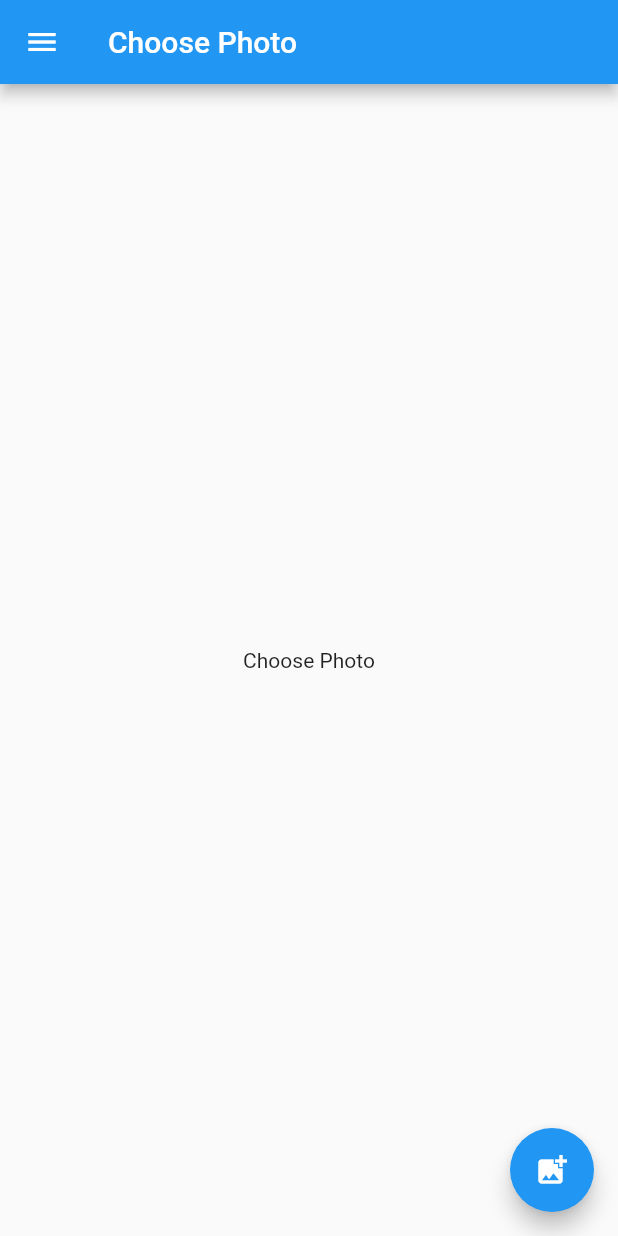
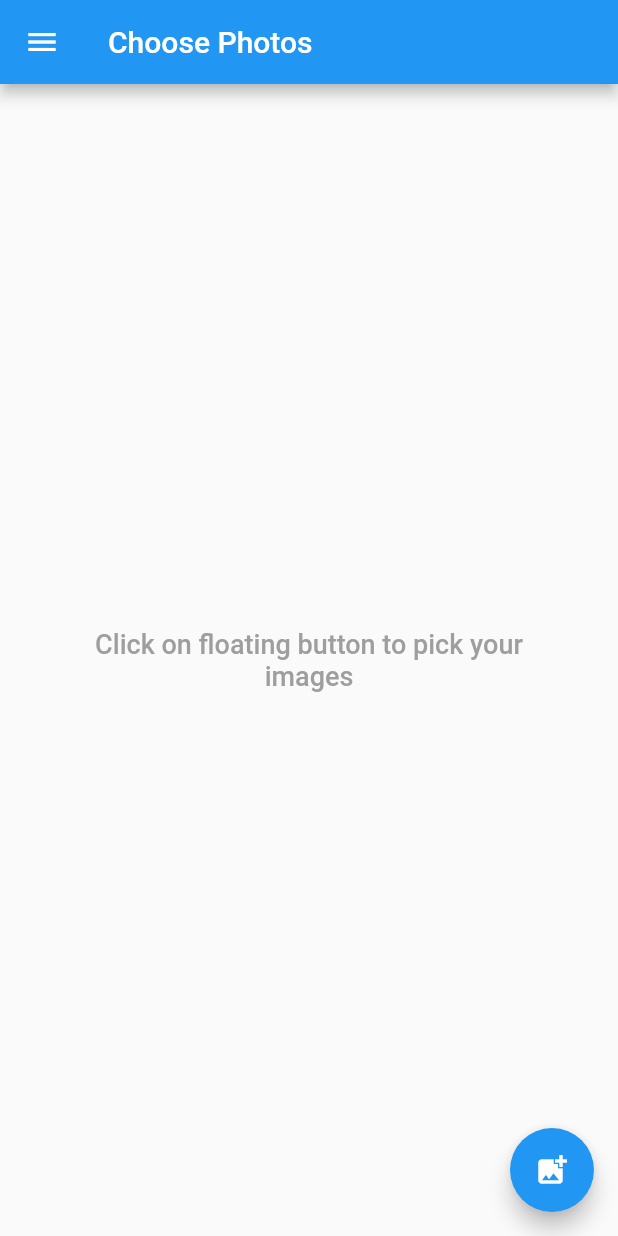
Before and after one commit to MichaelDark/course-work-classy, a Flutter app: the screen it shows after launch, in the side drawer, after a tap on the "add photo alternate" icon, on a phone screen of 412 x 824 dp. Run offline on Flutter 3.47's test engine with Material 2 defaults, Android fonts, the light colour scheme and no system bars; our stand-ins replace image_picker.

Commit message:
add results page markup

```diff
--- a/Classy.Mobile/lib/locale/strings.dart
+++ b/Classy.Mobile/lib/locale/strings.dart
@@ -5,7 +5,18 @@ class Strings {
   Strings.of(this.context);
 
   String get appName => 'Classy';
-  String get choosePhoto => 'Choose Photo';
+  String get classText => 'Class';
+
+  String get donateForCoffee => 'Donate for Coffee';
+  String get classifyPhotos => 'Classify Photos';
+  String get savedClassifies => 'Saved Classifies';
+
+  String get choosePhoto => 'Choose Photos';
+  String get clickOnFloatingButton => 'Click on floating button to pick your images';
   String get pickImage => 'Pick Image';
-  String get savedClassifies => 'Saved classifies';
+  String get classify => 'Classify';
+  String get pictureAlreadyPicked => 'Picture is already picked';
+
+  String get classificationResults => 'Classification Results';
+  String get noClasses => 'No Classes';
 }
--- a/Classy.Mobile/lib/main.dart
+++ b/Classy.Mobile/lib/main.dart
@@ -1,5 +1,5 @@
 import 'package:classy_mobile/locale/strings.dart';
-import 'package:classy_mobile/pages/choose_photos.dart';
+import 'package:classy_mobile/pages/classification/choose_photos.dart';
 import 'package:classy_mobile/scoped_models/photo_model.dart';
 import 'package:flutter/material.dart';
 import 'package:scoped_model/scoped_model.dart';
--- a/Classy.Mobile/lib/models/local_image.dart
+++ b/Classy.Mobile/lib/models/local_image.dart
@@ -6,6 +6,9 @@ class LocalImage {
 
   LocalImage({this.imagePath, this.imageClass});
 
+  LocalImage.copyWithClass(LocalImage image, String imageClass)
+      : this(imagePath: image.imagePath, imageClass: imageClass);
+
   File get imageFile => File(imagePath);
 
   String get imageName {
@@ -13,4 +16,13 @@ class LocalImage {
     pathElements = pathElements.reversed.toList();
     return '${pathElements[0]}';
   }
+
+  String get imagePathEnding {
+    List<String> pathElements = imagePath.split('/');
+    pathElements = pathElements.reversed.toList();
+    return '${pathElements[2]}/${pathElements[1]}';
+  }
+
+  @override
+  String toString() => '{ $imagePath, $imageClass }';
 }
--- a/Classy.Mobile/lib/pages/choose_photos.dart
+++ /dev/null
@@ -1,54 +0,0 @@
-import 'dart:io';
-
-import 'package:flutter/material.dart';
-import 'package:image_picker/image_picker.dart';
-import 'package:classy_mobile/locale/strings.dart';
-import 'package:classy_mobile/models/local_image.dart';
-import 'package:classy_mobile/views/image_card.dart';
-import 'package:classy_mobile/views/main_drawer.dart';
-
-class ChoosePhotosPage extends StatefulWidget {
-  @override
-  _ChoosePhotosPageState createState() => _ChoosePhotosPageState();
-}
-
-class _ChoosePhotosPageState extends State<ChoosePhotosPage> {
-  List<LocalImage> _images = [];
-
-  Future<void> getImage() async {
-    File image = await ImagePicker.pickImage(source: ImageSource.gallery);
-
-    if (image != null) {
-      setState(() {
-        _images.add(LocalImage(imagePath: image.path));
-      });
-    }
-  }
-
-  @override
-  Widget build(BuildContext context) {
-    return Scaffold(
-      appBar: AppBar(title: Text(Strings.of(context).choosePhoto)),
-      drawer: MainDrawer(CurrentPage.ChoosePhotos),
-      body: _buildList(context),
-      floatingActionButton: FloatingActionButton(
-        onPressed: getImage,
-        tooltip: Strings.of(context).pickImage,
-        child: Icon(Icons.add_photo_alternate),
-      ),
-    );
-  }
-
-  Widget _buildList(BuildContext context) {
-    if (_images.isEmpty) return Center(child: Text(Strings.of(context).choosePhoto));
-
-    return ListView.builder(
-      itemCount: _images.length,
-      itemBuilder: (BuildContext context, int index) {
-        return ImageCard(
-          image: _images[index],
-        );
-      },
-    );
-  }
-}
--- /dev/null
+++ b/Classy.Mobile/lib/pages/classification/choose_photos.dart
@@ -0,0 +1,149 @@
+import 'dart:io';
+import 'dart:math';
+
+import 'package:classy_mobile/pages/classification/results.dart';
+import 'package:classy_mobile/views/local_image_card.dart';
+import 'package:flutter/material.dart';
+import 'package:image_picker/image_picker.dart';
+import 'package:classy_mobile/locale/strings.dart';
+import 'package:classy_mobile/models/local_image.dart';
+import 'package:classy_mobile/views/main_drawer.dart';
+
+List<String> classes = [
+  'Bear',
+  'Beach',
+  'Cat',
+  'Dog',
+];
+
+class ChoosePhotosPage extends StatefulWidget {
+  @override
+  _ChoosePhotosPageState createState() => _ChoosePhotosPageState();
+}
+
+class _ChoosePhotosPageState extends State<ChoosePhotosPage> {
+  List<LocalImage> _images = [];
+
+  Future<void> getImage() async {
+    File imageFile = await ImagePicker.pickImage(source: ImageSource.gallery);
+    LocalImage pickedImage = LocalImage(imagePath: imageFile.path);
+
+    bool isPicked = _images.firstWhere(
+          (LocalImage image) => image.imagePath == pickedImage.imagePath,
+          orElse: () => null,
+        ) !=
+        null;
+    if (isPicked) {
+      showDialog(
+        context: context,
+        builder: (BuildContext context) {
+          return Dialog(
+            backgroundColor: Colors.transparent,
+            child: ClipRRect(
+              borderRadius: BorderRadius.circular(24),
+              child: Container(
+                color: Colors.white,
+                child: Column(
+                  mainAxisSize: MainAxisSize.min,
+                  children: <Widget>[
+                    Image.asset(
+                      'assets/warning.png',
+                      height: 200,
+                      width: 150,
+                    ),
+                    Padding(
+                      padding: EdgeInsets.symmetric(vertical: 40, horizontal: 10),
+                      child: Text(
+                        Strings.of(context).pictureAlreadyPicked,
+                        textAlign: TextAlign.center,
+                      ),
+                    ),
+                  ],
+                ),
+              ),
+            ),
+          );
+        },
+      );
+      return;
+    }
+    if (pickedImage != null) {
+      setState(() {
+        _images.insert(0, pickedImage);
+      });
+    }
+  }
+
+  void onRemove(LocalImage removedImage) {
+    setState(() {
+      _images.removeWhere((LocalImage image) => image.imagePath == removedImage.imagePath);
+    });
+  }
+
+  @override
+  Widget build(BuildContext context) {
+    return Scaffold(
+      appBar: AppBar(
+        title: Text(Strings.of(context).choosePhoto),
+        actions: <Widget>[
+          _images.isNotEmpty
+              ? FlatButton(
+                  child: Row(
+                    children: <Widget>[
+                      Text(
+                        Strings.of(context).classify,
+                        style: TextStyle(
+                          color: Colors.white,
+                        ),
+                      ),
+                    ],
+                  ),
+                  onPressed: () {
+                    List<LocalImage> classifiedImages = _images
+                        .map((LocalImage image) => LocalImage.copyWithClass(image, classes[Random().nextInt(4)]))
+                        .toList();
+                    Navigator.of(context)
+                        .push(MaterialPageRoute(builder: (_) => ResultsPage(images: classifiedImages)));
+                  },
+                )
+              : Container(),
+        ],
+      ),
+      drawer: MainDrawer(CurrentPage.ChoosePhotos),
+      body: _buildList(context),
+      floatingActionButton: FloatingActionButton(
+        onPressed: getImage,
+        tooltip: Strings.of(context).pickImage,
+        child: Icon(Icons.add_photo_alternate),
+      ),
+    );
+  }
+
+  Widget _buildList(BuildContext context) {
+    if (_images.isEmpty)
+      return Center(
+        child: Padding(
+          padding: EdgeInsets.all(50),
+          child: Text(
+            Strings.of(context).clickOnFloatingButton,
+            textAlign: TextAlign.center,
+            style: TextStyle(
+              color: Colors.grey,
+              fontSize: 18,
+              fontWeight: FontWeight.w500,
+            ),
+          ),
+        ),
+      );
+
+    return ListView.builder(
+      itemCount: _images.length,
+      itemBuilder: (BuildContext context, int index) {
+        return LocalImageCard(
+          image: _images[index],
+          onRemove: onRemove,
+        );
+      },
+    );
+  }
+}
--- /dev/null
+++ b/Classy.Mobile/lib/pages/classification/results_class.dart
@@ -0,0 +1,39 @@
+import 'package:classy_mobile/views/local_image_card.dart';
+import 'package:flutter/material.dart';
+import 'package:classy_mobile/locale/strings.dart';
+import 'package:classy_mobile/models/local_image.dart';
+import 'package:classy_mobile/views/main_drawer.dart';
+
+class ResultsClassPage extends StatefulWidget {
+  final String imageClass;
+  final List<LocalImage> images;
+
+  const ResultsClassPage({
+    @required this.imageClass,
+    @required this.images,
+  });
+
+  @override
+  _ResultsClassPageState createState() => _ResultsClassPageState();
+}
+
+class _ResultsClassPageState extends State<ResultsClassPage> {
+  @override
+  Widget build(BuildContext context) {
+    return Scaffold(
+      appBar: AppBar(title: Text('${Strings.of(context).classText}: ${widget.imageClass}')),
+      body: _buildList(context),
+    );
+  }
+
+  Widget _buildList(BuildContext context) {
+    if (widget.images.isEmpty) return Center(child: Text(Strings.of(context).choosePhoto));
+
+    return ListView.builder(
+      itemCount: widget.images.length,
+      itemBuilder: (BuildContext context, int index) {
+        return LocalImageCard(image: widget.images[index]);
+      },
+    );
+  }
+}
--- a/Classy.Mobile/lib/pages/saved_classifies.dart
+++ b/Classy.Mobile/lib/pages/saved_classifies.dart
@@ -1,8 +1,8 @@
 import 'package:flutter/material.dart';
 import 'package:classy_mobile/locale/strings.dart';
 import 'package:classy_mobile/models/local_image.dart';
-import 'package:classy_mobile/views/image_card.dart';
 import 'package:classy_mobile/views/main_drawer.dart';
+import 'package:classy_mobile/views/local_image_card.dart';
 
 class SavedClassifiesPage extends StatefulWidget {
   @override
@@ -27,7 +27,7 @@ class _SavedClassifiesPageState extends State<SavedClassifiesPage> {
     return ListView.builder(
       itemCount: _images.length,
       itemBuilder: (BuildContext context, int index) {
-        return ImageCard(
+        return LocalImageCard(
           image: _images[index],
         );
       },
--- a/Classy.Mobile/lib/views/main_drawer.dart
+++ b/Classy.Mobile/lib/views/main_drawer.dart
@@ -1,7 +1,8 @@
 import 'package:classy_mobile/locale/strings.dart';
-import 'package:classy_mobile/pages/choose_photos.dart';
+import 'package:classy_mobile/pages/classification/choose_photos.dart';
 import 'package:classy_mobile/pages/saved_classifies.dart';
 import 'package:flutter/material.dart';
+import 'package:url_launcher/url_launcher.dart';
 
 enum CurrentPage { ChoosePhotos, SavedClassifies }
 
@@ -15,32 +16,70 @@ class MainDrawer extends StatelessWidget {
     return Drawer(
       child: SafeArea(
         child: Column(
+          mainAxisAlignment: MainAxisAlignment.spaceBetween,
           children: <Widget>[
+            Column(
+              children: <Widget>[
+                SizedBox(
+                  height: 150,
+                  child: CircleAvatar(
+                    radius: 50,
+                    child: Image.asset(
+                      'assets/logo.png',
+                    ),
+                  ),
+                ),
+                Container(height: 1, color: Colors.grey.shade300),
                 ListTile(
-              title: Text(Strings.of(context).choosePhoto),
+                  leading: Icon(
+                    Icons.burst_mode,
+                    color: Colors.black,
+                  ),
+                  title: Text(Strings.of(context).classifyPhotos),
                   onTap: () {
+                    Navigator.of(context).pop();
                     if (currentPage != CurrentPage.ChoosePhotos) {
                       Navigator.of(context).pushAndRemoveUntil(
                         MaterialPageRoute(builder: (_) => ChoosePhotosPage()),
                         (_) => false,
                       );
-                } else {
-                  Navigator.of(context).pop();
                     }
                   },
                 ),
+                Container(height: 1, color: Colors.grey.shade300),
                 ListTile(
+                  leading: Icon(
+                    Icons.archive,
+                    color: Colors.black,
+                  ),
                   title: Text(Strings.of(context).savedClassifies),
                   onTap: () {
+                    Navigator.of(context).pop();
                     if (currentPage != CurrentPage.SavedClassifies) {
                       Navigator.of(context).pushAndRemoveUntil(
                         MaterialPageRoute(builder: (_) => SavedClassifiesPage()),
                         (_) => false,
                       );
-                } else {
-                  Navigator.of(context).pop();
                     }
                   },
+                ),
+                Container(height: 1, color: Colors.grey.shade300),
+              ],
+            ),
+            Column(
+              children: <Widget>[
+                Container(height: 1, color: Colors.grey.shade300),
+                ListTile(
+                  leading: Icon(
+                    Icons.monetization_on,
+                    color: Colors.black,
+                  ),
+                  title: Text(Strings.of(context).donateForCoffee),
+                  onTap: () {
+                    launch('https://bit.ly/IqT6zt');
+                  },
+                ),
+              ],
             )
           ],
         ),
--- a/Classy.Mobile/pubspec.yaml
+++ b/Classy.Mobile/pubspec.yaml
@@ -12,6 +12,7 @@ dependencies:
   cupertino_icons: ^0.1.2
   scoped_model: 1.0.1
   image_picker: 0.5.0+9
+  url_launcher: 5.0.2
 
 dev_dependencies:
   flutter_test:
```
Also changed, not shown: Classy.Mobile/lib/pages/classification/results.dart (added, +124 -0 lines), Classy.Mobile/lib/views/image_card.dart (deleted, +0 -73 lines), Classy.Mobile/lib/views/local_image_card.dart (added, +131 -0 lines), Classy.Mobile/assets/logo.png (added), Classy.Mobile/assets/warning.png (added). Lines whose indentation alone changed are shown as unchanged.
